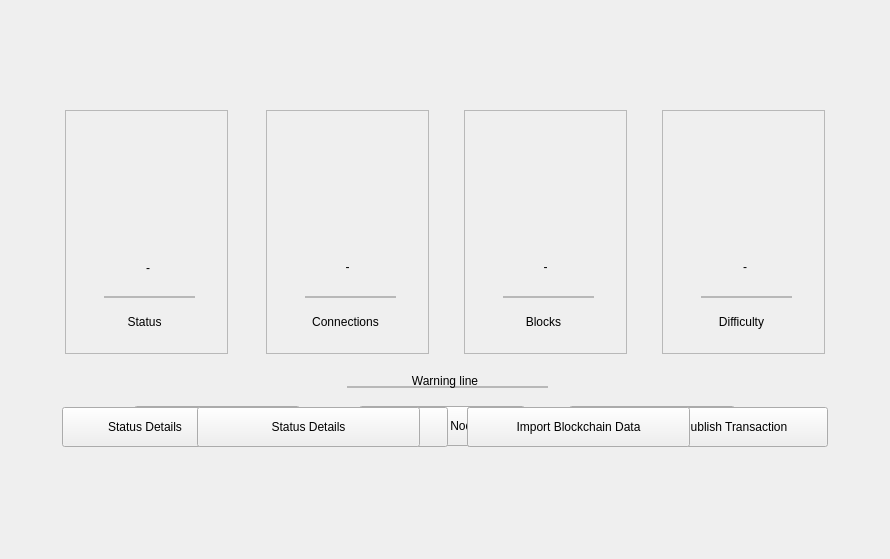
Old version of the form windows_desktop/u_nodeinfo_w.ui in the repository mwcproject/mwc-qt-wallet.
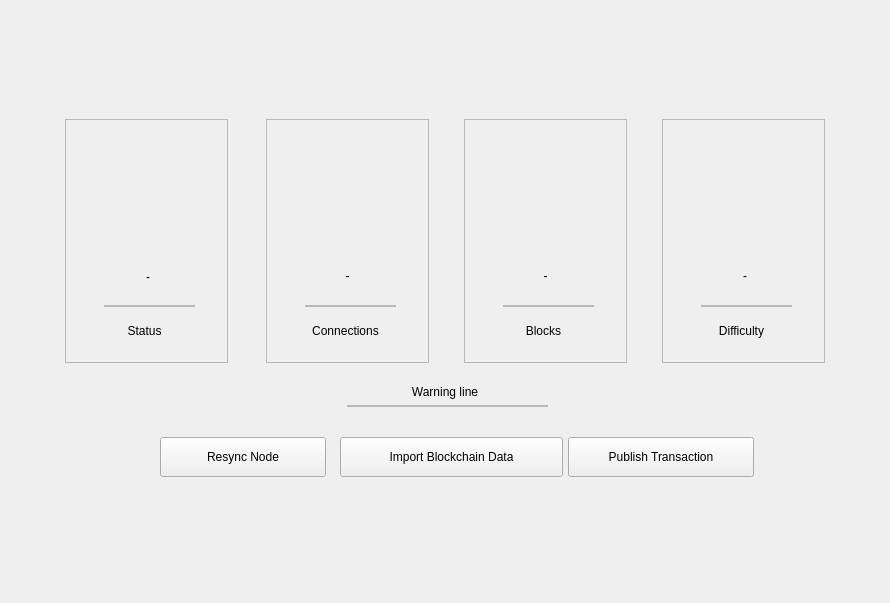
New version of the form. Icons and pictures are not drawn. Custom widgets are drawn as their Qt base class.

Patch:
```diff
--- a/windows_desktop/u_nodeinfo_w.ui
+++ b/windows_desktop/u_nodeinfo_w.ui
@@ -7,7 +7,7 @@
     <x>0</x>
     <y>0</y>
     <width>890</width>
-    <height>559</height>
+    <height>603</height>
    </rect>
   </property>
   <property name="windowTitle">
@@ -70,13 +70,13 @@
        <property name="minimumSize">
         <size>
          <width>766</width>
-         <height>339</height>
+         <height>365</height>
         </size>
        </property>
        <property name="maximumSize">
         <size>
          <width>766</width>
-         <height>339</height>
+         <height>365</height>
         </size>
        </property>
        <property name="frameShape">
@@ -237,7 +237,7 @@
           <enum>QFrame::Raised</enum>
          </property>
         </widget>
-        <widget class="control::MwcLabelNormal" name="label_3">
+        <widget class="control::MwcLabelNormal" name="statusLabel">
          <property name="geometry">
           <rect>
            <x>10</x>
@@ -424,7 +424,7 @@
         <property name="geometry">
          <rect>
           <x>285</x>
-          <y>276</y>
+          <y>286</y>
           <width>201</width>
           <height>2</height>
          </rect>
@@ -440,9 +440,9 @@
         <property name="geometry">
          <rect>
           <x>3</x>
-          <y>249</y>
+          <y>252</y>
           <width>760</width>
-          <height>43</height>
+          <height>41</height>
          </rect>
         </property>
         <property name="text">
@@ -459,7 +459,7 @@
         <property name="geometry">
          <rect>
           <x>0</x>
-          <y>294</y>
+          <y>316</y>
           <width>766</width>
           <height>44</height>
          </rect>
@@ -473,7 +473,7 @@
         <widget class="control::MwcPushButtonNormal" name="refreshButton">
          <property name="geometry">
           <rect>
-           <x>507</x>
+           <x>304</x>
            <y>2</y>
            <width>166</width>
            <height>40</height>
@@ -504,80 +504,12 @@
           <string>Re-sync with node</string>
          </property>
         </widget>
-        <widget class="control::MwcPushButtonNormal" name="changeNodeButton">
-         <property name="geometry">
-          <rect>
-           <x>297</x>
-           <y>2</y>
-           <width>166</width>
-           <height>40</height>
-          </rect>
-         </property>
-         <property name="minimumSize">
-          <size>
-           <width>0</width>
-           <height>40</height>
-          </size>
-         </property>
-         <property name="maximumSize">
-          <size>
-           <width>16777215</width>
-           <height>40</height>
-          </size>
-         </property>
-         <property name="focusPolicy">
-          <enum>Qt::StrongFocus</enum>
-         </property>
-         <property name="toolTip">
-          <string>Change MWC Node that your wallet is connected to</string>
-         </property>
-         <property name="statusTip">
-          <string>Change MWC Node that your wallet is connected to</string>
-         </property>
-         <property name="text">
-          <string>Change Node</string>
-         </property>
-        </widget>
-        <widget class="control::MwcPushButtonNormal" name="showLogsButton">
-         <property name="geometry">
-          <rect>
-           <x>72</x>
-           <y>2</y>
-           <width>166</width>
-           <height>40</height>
-          </rect>
-         </property>
-         <property name="minimumSize">
-          <size>
-           <width>0</width>
-           <height>40</height>
-          </size>
-         </property>
-         <property name="maximumSize">
-          <size>
-           <width>16777215</width>
-           <height>40</height>
-          </size>
-         </property>
-         <property name="focusPolicy">
-          <enum>Qt::StrongFocus</enum>
-         </property>
-         <property name="toolTip">
-          <string>View embedded MWC node Logs</string>
-         </property>
-         <property name="statusTip">
-          <string>View embedded MWC node Logs</string>
-         </property>
-         <property name="text">
-          <string>Status Details</string>
-         </property>
-        </widget>
        </widget>
        <widget class="QFrame" name="onlineNodeBtns">
         <property name="geometry">
          <rect>
           <x>0</x>
-          <y>295</y>
+          <y>318</y>
           <width>766</width>
           <height>44</height>
          </rect>
@@ -588,45 +520,11 @@
         <property name="frameShadow">
          <enum>QFrame::Raised</enum>
         </property>
-        <widget class="control::MwcPushButtonNormal" name="showLogsButton_5">
-         <property name="geometry">
-          <rect>
-           <x>0</x>
-           <y>2</y>
-           <width>166</width>
-           <height>40</height>
-          </rect>
-         </property>
-         <property name="minimumSize">
-          <size>
-           <width>0</width>
-           <height>40</height>
-          </size>
-         </property>
-         <property name="maximumSize">
-          <size>
-           <width>16777215</width>
-           <height>40</height>
-          </size>
-         </property>
-         <property name="focusPolicy">
-          <enum>Qt::StrongFocus</enum>
-         </property>
-         <property name="toolTip">
-          <string>View embedded MWC node Logs</string>
-         </property>
-         <property name="statusTip">
-          <string>View embedded MWC node Logs</string>
-         </property>
-         <property name="text">
-          <string>Status Details</string>
-         </property>
-        </widget>
         <widget class="control::MwcPushButtonNormal" name="saveBlockchianData">
          <property name="geometry">
           <rect>
-           <x>405</x>
-           <y>2</y>
+           <x>300</x>
+           <y>0</y>
            <width>166</width>
            <height>40</height>
           </rect>
@@ -659,8 +557,8 @@
         <widget class="control::MwcPushButtonNormal" name="publishTransaction">
          <property name="geometry">
           <rect>
-           <x>580</x>
-           <y>2</y>
+           <x>506</x>
+           <y>0</y>
            <width>186</width>
            <height>40</height>
           </rect>
@@ -693,8 +591,8 @@
         <widget class="control::MwcPushButtonNormal" name="resyncNodeData">
          <property name="geometry">
           <rect>
-           <x>220</x>
-           <y>2</y>
+           <x>98</x>
+           <y>0</y>
            <width>166</width>
            <height>40</height>
           </rect>
@@ -729,7 +627,7 @@
         <property name="geometry">
          <rect>
           <x>0</x>
-          <y>295</y>
+          <y>316</y>
           <width>766</width>
           <height>44</height>
          </rect>
@@ -740,44 +638,10 @@
         <property name="frameShadow">
          <enum>QFrame::Raised</enum>
         </property>
-        <widget class="control::MwcPushButtonNormal" name="showLogsButton_9">
+        <widget class="control::MwcPushButtonNormal" name="loadBlockchainData">
          <property name="geometry">
           <rect>
-           <x>135</x>
-           <y>2</y>
-           <width>223</width>
-           <height>40</height>
-          </rect>
-         </property>
-         <property name="minimumSize">
-          <size>
-           <width>0</width>
-           <height>40</height>
-          </size>
-         </property>
-         <property name="maximumSize">
-          <size>
-           <width>16777215</width>
-           <height>40</height>
-          </size>
-         </property>
-         <property name="focusPolicy">
-          <enum>Qt::StrongFocus</enum>
-         </property>
-         <property name="toolTip">
-          <string>View embedded MWC node Logs</string>
-         </property>
-         <property name="statusTip">
-          <string>View embedded MWC node Logs</string>
-         </property>
-         <property name="text">
-          <string>Status Details</string>
-         </property>
-        </widget>
-        <widget class="control::MwcPushButtonNormal" name="loadBlockchainData_2">
-         <property name="geometry">
-          <rect>
-           <x>405</x>
+           <x>278</x>
            <y>2</y>
            <width>223</width>
            <height>40</height>
@@ -949,16 +813,27 @@
    <extends>QLabel</extends>
    <header>control_desktop/MwcLabel.h</header>
   </customwidget>
-  <customwidget>
-   <class>control::MwcLabelLarge</class>
-   <extends>QLabel</extends>
-   <header>control_desktop/MwcLabel.h</header>
-  </customwidget>
   <customwidget>
    <class>control::MwcLabelProgress</class>
    <extends>QLabel</extends>
    <header>control_desktop/MwcLabelProgress.h</header>
   </customwidget>
+  <customwidget>
+   <class>control::MwcLabel</class>
+   <extends>QLabel</extends>
+   <header>control_desktop/MwcLabel.h</header>
+  </customwidget>
+  <customwidget>
+   <class>control::MwcWidget</class>
+   <extends>QWidget</extends>
+   <header>control_desktop/MwcWidget.h</header>
+   <container>1</container>
+  </customwidget>
+  <customwidget>
+   <class>control::MwcLabelLarge</class>
+   <extends>QLabel</extends>
+   <header>control_desktop/MwcLabel.h</header>
+  </customwidget>
   <customwidget>
    <class>control::MwcLine</class>
    <extends>QFrame</extends>
```
Left out of the diff: 36 changed lines with no effect on the pictures.
